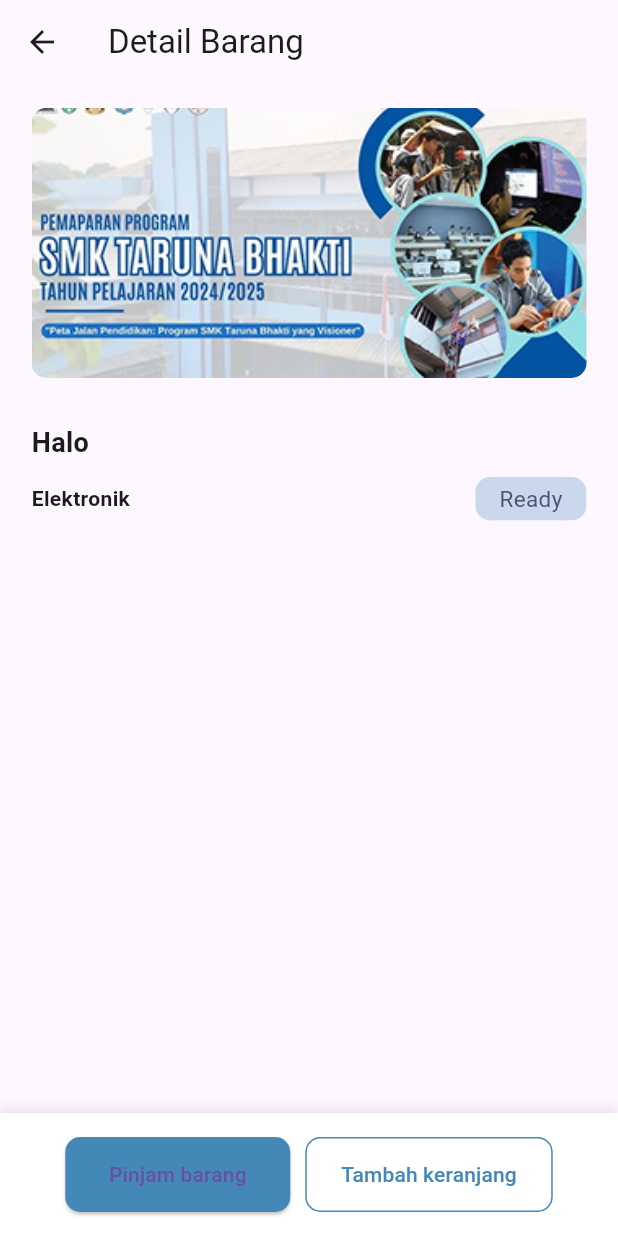
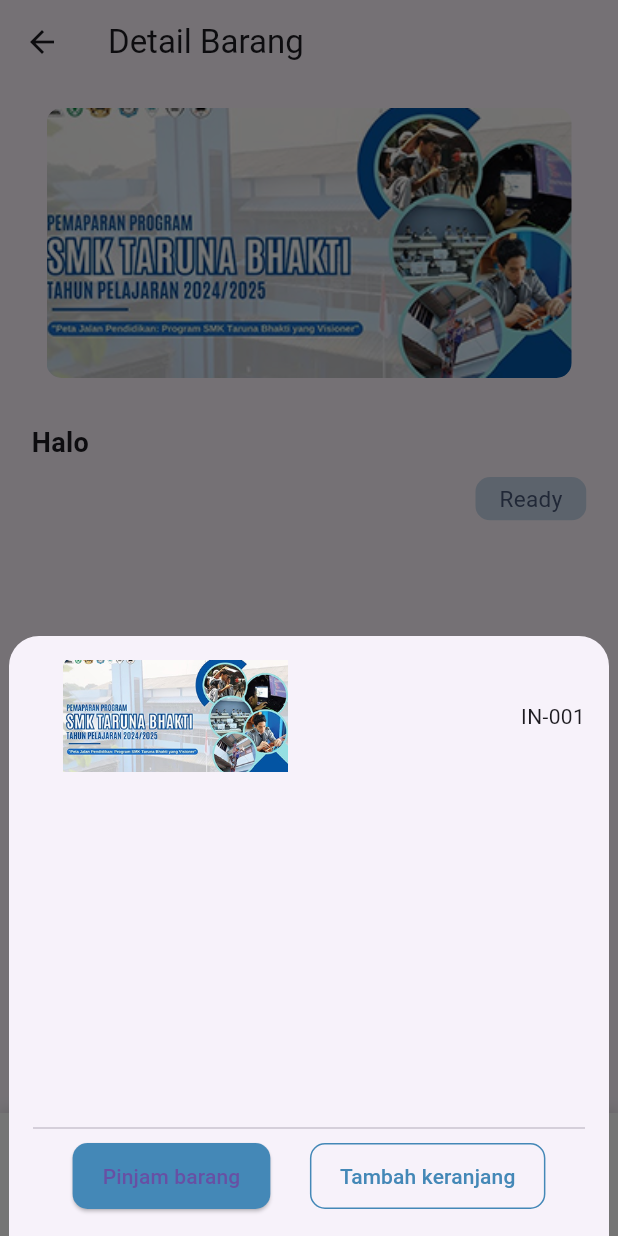
Before and after one commit to Rinoyy/sisfo-flutter-mobile, a Flutter app: the DetailPage screen opened directly with empty values, after a tap on "Tambah keranjang", on a phone screen of 412 x 824 dp. Run offline on Flutter 3.47's test engine with Material 3 defaults, Android fonts, the phone set to English and light mode, and no system bars; network calls fail.

Commit message:
make input barang, and make items array

```diff
--- a/lib/models/item_unit.dart
+++ b/lib/models/item_unit.dart
@@ -1,3 +1,40 @@
+class ItemDetail {
+  final int id;
+  final String name;
+  final int stock;
+
+  ItemDetail({
+    required this.id,
+    required this.name,
+    required this.stock,
+  });
+
+  factory ItemDetail.fromJson(Map<String, dynamic> json) {
+    return ItemDetail(
+      id: json['id'],
+      name: json['name'],
+      stock: json['stock'],
+    );
+  }
+}
+class ItemCategory {
+  final int id;
+  final String name;
+
+  ItemCategory({
+    required this.id,
+    required this.name,
+  });
+
+  factory ItemCategory.fromJson(Map<String, dynamic> json) {
+    return ItemCategory(
+      id: json['id'],
+      name: json['name'],
+    );
+  }
+}
+
+
 class ItemUnit {
   final int id;
   final int itemsId;
@@ -5,6 +42,8 @@
   final int locationId;
   final int idCategory;
   final bool statusBorrowing;
+  final ItemDetail item;
+  final ItemCategory category;
 
   ItemUnit({
     required this.id,
@@ -13,6 +52,8 @@
     required this.locationId,
     required this.idCategory,
     required this.statusBorrowing,
+    required this.item,
+    required this.category,
   });
 
   factory ItemUnit.fromJson(Map<String, dynamic> json) {
@@ -23,6 +64,8 @@
       locationId: json['location_id'],
       idCategory: json['id_category'],
       statusBorrowing: json['status_borrowing'],
+      item: ItemDetail.fromJson(json['Item']),
+      category: ItemCategory.fromJson(json['category']),
     );
   }
 }
--- a/lib/pages/detail_page.dart
+++ b/lib/pages/detail_page.dart
@@ -1,5 +1,7 @@
 import 'package:flutter/material.dart';
 import '../models/item_unit.dart';
+import '../pages/peminjaman_page.dart';
+import '../pages/peminjaman_page.dart';
 
 class DetailPage extends StatelessWidget {
   final ItemUnit itemUnit;
@@ -24,7 +26,7 @@
                       child: Image.asset(
                         'assets/images/tb.png',
                         height: 180,
-                        width: 370,
+                        width: 350,
                         fit: BoxFit.cover,
                       ),
                     )
@@ -61,7 +63,7 @@
                     Row(
                       mainAxisAlignment: MainAxisAlignment.spaceBetween,
                       children: [
-                        const Text('Elektronik',
+                         Text('${itemUnit.category.name}',
                             style: TextStyle(fontWeight: FontWeight.bold)),
                         Container(
                           child: Center(
@@ -105,7 +107,11 @@
           children: [
             ElevatedButton(
               onPressed: () {
-                // Aksi pinjam
+                Navigator.push(
+                    context,
+                    MaterialPageRoute(
+                        builder: (context) =>
+                            PeminjamanPage(itemUnit: itemUnit)));
               },
               style: ElevatedButton.styleFrom(
                 backgroundColor: const Color(0xFF4488B7),
@@ -118,7 +124,89 @@
             ),
             const SizedBox(width: 10),
             OutlinedButton(
-              onPressed: () {},
+              onPressed: () {
+                showModalBottomSheet(
+                  context: context,
+                  shape: const RoundedRectangleBorder(
+                    borderRadius:
+                        BorderRadius.vertical(top: Radius.circular(20)),
+                  ),
+                  builder: (context) {
+                    return Container(
+                        padding: const EdgeInsets.all(16),
+                        width: 400,
+                        height: 400,
+                        child: Column(
+                          mainAxisSize: MainAxisSize.min,
+                          children: [
+                            Row(
+                              children: [
+                                SizedBox(width: 20),
+                                Image.asset(
+                                  'assets/images/tb.png',
+                                  width: 150,
+                                ),
+                                SizedBox(width: 10),
+                                Expanded(
+                                  child: Row(
+                                    mainAxisAlignment:
+                                        MainAxisAlignment.spaceBetween,
+                                    children: [
+                                      Text('${itemUnit.item.name}'),
+                                      Text("IN-001"),
+                                    ],
+                                  ),
+                                ),
+                              ],
+                            ),
+                            const Spacer(),
+                            const Divider(),
+
+                            Row(
+                              mainAxisAlignment: MainAxisAlignment.spaceEvenly,
+                              children: [
+                                ElevatedButton(
+                                  onPressed: () {
+                                    Navigator.push(
+                                        context,
+                                        MaterialPageRoute(
+                                            builder: (context) =>
+                                                PeminjamanPage(
+                                                    itemUnit: itemUnit)));
+                                  },
+                                  style: ElevatedButton.styleFrom(
+                                    backgroundColor: Color(0xFF4488B7),
+                                    padding: const EdgeInsets.symmetric(
+                                        horizontal: 20, vertical: 12),
+                                    shape: RoundedRectangleBorder(
+                                      borderRadius: BorderRadius.circular(10),
+                                    ),
+                                  ),
+                                  child: const Text('Pinjam barang'),
+                                ),
+                                OutlinedButton(
+                                  onPressed: () {},
+                                  style: OutlinedButton.styleFrom(
+                                    side: const BorderSide(
+                                        color: Color(0xFF4488B7)),
+                                    padding: const EdgeInsets.symmetric(
+                                        horizontal: 20, vertical: 12),
+                                    shape: RoundedRectangleBorder(
+                                      borderRadius: BorderRadius.circular(10),
+                                    ),
+                                  ),
+                                  child: const Text(
+                                    'Tambah keranjang',
+                                    style: TextStyle(color: Color(0xFF4488B7)),
+                                  ),
+                                ),
+                              ],
+                            ),
+                          ],
+                        ));
+                  },
+                );
+              },
               style: OutlinedButton.styleFrom(
                 minimumSize: const Size(150, 50),
                 side: const BorderSide(color: Color(0xFF4488B7)),
--- a/lib/services/api_service.dart
+++ b/lib/services/api_service.dart
@@ -5,7 +5,7 @@
 class ApiService {
   Future<List<ItemUnit>> fetchItemUnits() async {
     // final response =
-      // await http.get(Uri.parse('http://10.0.2.2:5000/api/itemsUnit'));
+    //   await http.get(Uri.parse('http://10.0.2.2:5000/api/itemsUnit'));
   final response = await http.get(Uri.parse('http://localhost:5000/api/itemsUnit'));
 
     if (response.statusCode == 200) {
```
Also changed, not shown: lib/pages/home_page.dart (+11 -9 lines), lib/pages/peminjaman_page.dart (added, +193 -0 lines).
